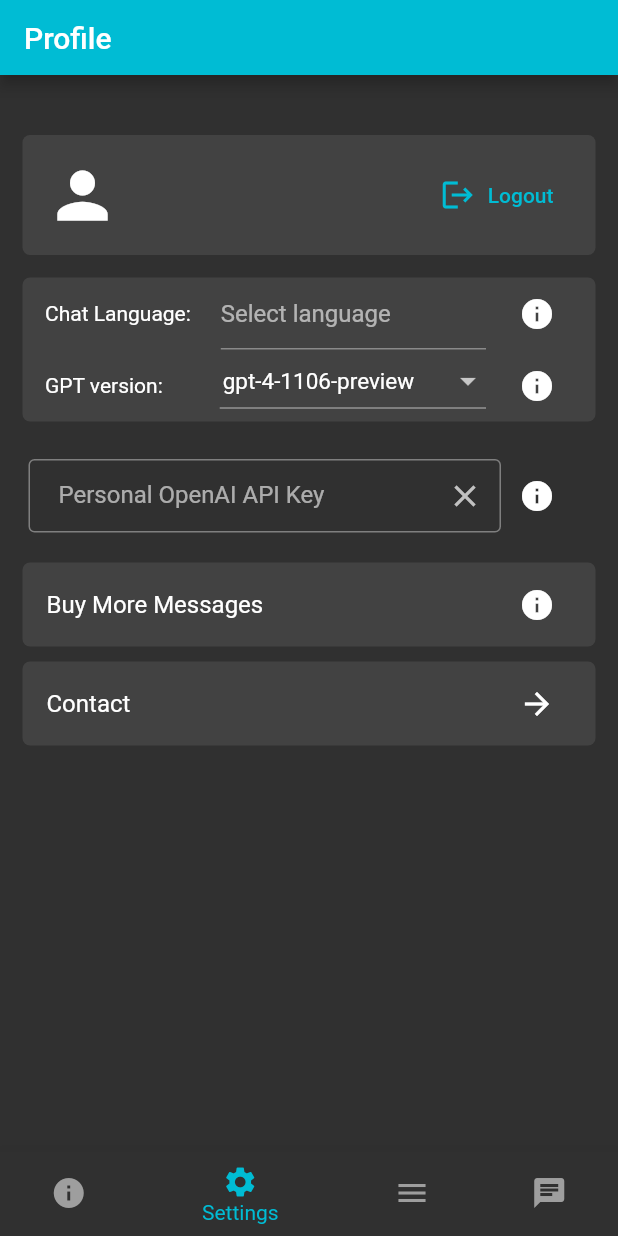
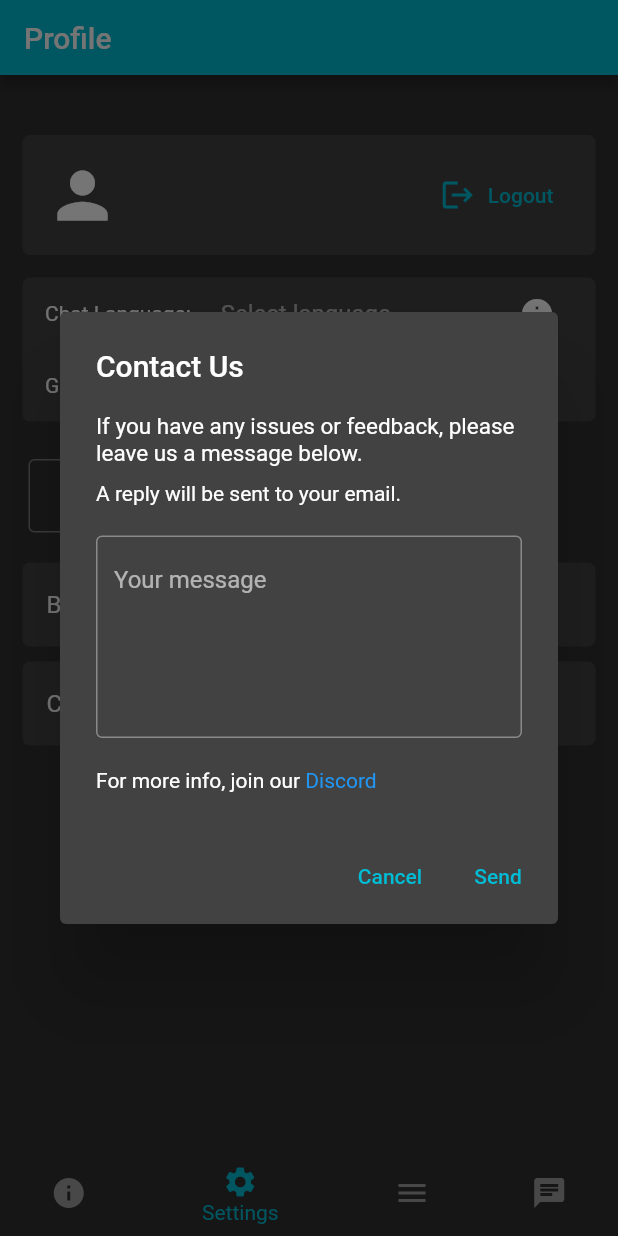
Before and after one commit to JiosHub/KaiwaAI, a Flutter app: the BottomMenuRibbon screen opened directly, item 2 of the bottom bar chosen, after a tap on "Contact", on a phone screen of 412 x 824 dp. Run offline on Flutter 3.47's test engine with Material 2 defaults, Android fonts, the phone set to English and light mode, and no system bars; our stand-ins replace cloud_firestore, cloud_functions, device_info, firebase_auth, firebase_core, flutter_chat_ui and 7 more; accounts and stored records are empty; Roboto replaces fonts that are missing (Poppins).

Commit message:
contact dialog box

```diff
--- a/lib/pages/info.dart
+++ b/lib/pages/info.dart
@@ -202,7 +202,7 @@ class _InfoPageState extends State<InfoPage> {
             ? SizedBox(
                 width: 20.0, // specify the width of the circle
                 height: 18.0, // specify the height of the circle
-                child: LoadingAnimationWidget.staggeredDotsWave(color: Colors.black, size: 27)
+                child: LoadingAnimationWidget.staggeredDotsWave(color: Colors.white, size: 27)
               )
             : Text(
                 count.toString(),
--- a/lib/pages/profile.dart
+++ b/lib/pages/profile.dart
@@ -1,6 +1,8 @@
 import 'dart:async';
 
+import 'package:flutter/gestures.dart';
 import 'package:flutter/material.dart';
+import 'package:url_launcher/url_launcher.dart';
 import 'package:in_app_purchase/in_app_purchase.dart';
 import 'package:shared_preferences/shared_preferences.dart';
 import 'package:unichat_ai/pages/login.dart';
@@ -79,6 +81,97 @@ class _ProfilePageState extends State<ProfilePage> {
     String? API_KEY = await SharedPreferencesHelper.getAPIKey();
     return API_KEY;
   }
+
+  void showContactDialog(BuildContext context) {
+    TextEditingController messageController = TextEditingController();
+
+    showDialog(
+    context: context,
+    builder: (BuildContext context) {
+      String messageStatus = '';
+      return StatefulBuilder(
+        builder: (BuildContext context, StateSetter setState) {
+
+          Future<void> sendMessage(String message) async {
+            // Replace with your actual send message logic
+            // Returning true for success, false for failure
+            await Future.delayed(Duration(seconds: 2)); // Simulate network call
+            bool result = false; // Assume sending is successful
+
+            // Use the StateSetter to update the messageStatus and rebuild the widget inside the dialog
+            setState(() {
+              messageStatus = result ? 'Message sent successfully' : 'Error sending message';
+            });
+          }
+
+          return AlertDialog(
+            title: Text('Contact Us'),
+            content: SingleChildScrollView(
+              child: ListBody(
+                children: <Widget>[
+                  Text('If you have any issues or feedback, please leave us a message below.', style: TextStyle(fontSize: 15)),
+                  SizedBox(height: 10),
+                  Text('A reply will be sent to your email.', style: TextStyle(fontSize: 14)),
+                  SizedBox(height: 20),
+                  TextField(
+                    controller: messageController,
+                    maxLines: 5,
+                    decoration: InputDecoration(
+                      hintText: 'Your message',
+                      border: OutlineInputBorder(),
+                    ),
+                  ),
+                  if (messageStatus.isNotEmpty)
+                    Padding(
+                      padding: EdgeInsets.only(top: 16.0),
+                      child: Text(
+                        messageStatus,
+                        style: TextStyle(
+                          color: messageStatus == 'Message sent successfully' ? Colors.green : Colors.red,
+                        ),
+                      ),
+                    ),
+                  SizedBox(height: 20),
+                  RichText(
+                    text: TextSpan(
+                      text: 'For more info, join our ',
+                      style: DefaultTextStyle.of(context).style,
+                      children: <TextSpan>[
+                        TextSpan(
+                          text: 'Discord',
+                          style: TextStyle(color: Colors.blue),
+                          recognizer: TapGestureRecognizer()..onTap = () {
+                            // Insert the URL of your FAQ page
+                            launchUrl(Uri.parse('https://discord.gg/5KEAEUmRsP'));
+                          },
+                        ),
+                      ],
+                    ),
+                  ),
+                ],
+              ),
+            ),
+            actions: <Widget>[
+              TextButton(
+                child: Text('Cancel'),
+                onPressed: () {
+                  Navigator.of(context).pop();
+                },
+              ),
+              TextButton(
+                child: Text('Send'),
+                onPressed: () async {
+                  sendMessage(messageController.text);
+                },
+              ),
+            ],
+          );
+        },
+      );
+    },
+  );
+}
+
 
   @override
   Widget build(BuildContext context) {
@@ -218,7 +311,29 @@ class _ProfilePageState extends State<ProfilePage> {
                     IconButton(
                       icon: Icon(Icons.info),
                       onPressed: () {
-                        // Handle info button press
+                        showDialog(
+                          context: context,
+                          builder: (context) {
+                            return AlertDialog(
+                              title: Text('Information'),
+                              content: SingleChildScrollView(
+                                child: Column(
+                                  children: [
+                                    SelectableText('You can type any language you want instead of the preset options, but note all the listed languages are what GPT is most proficient in.'),
+                                  ],
+                                ),
+                              ),
+                              actions: [
+                                TextButton(
+                                  onPressed: () {
+                                    Navigator.of(context).pop(); // Close the dialog
+                                  },
+                                  child: Text('Close'),
+                                ),
+                              ],
+                            );
+                          },
+                        );
                       },
                     ),
                     SizedBox(width: 15),
@@ -506,8 +621,8 @@ class _ProfilePageState extends State<ProfilePage> {
                 ),
                 title: Text('Contact'),
                 onTap: () {
-                  // Navigate to contact page
-                },
+                  showContactDialog(context);
+                }
               )
             )
           )
```
